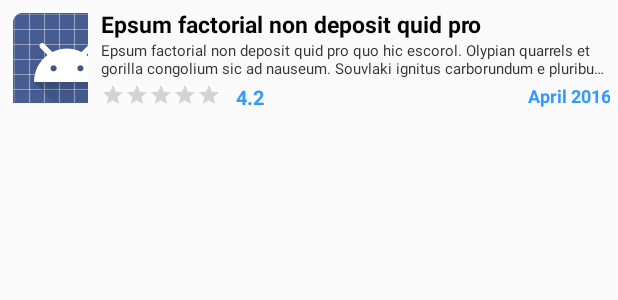
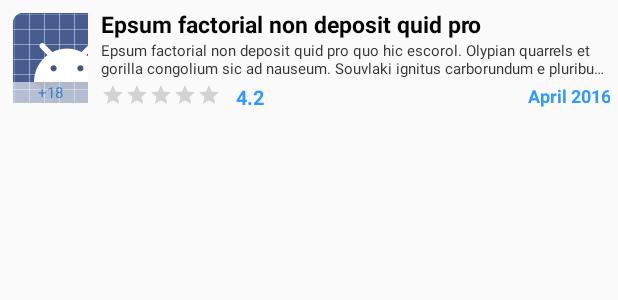
Before and after one commit to alanelias/nanodegree-android-popular-movies-v1.0, an Android app: the layout movie_list_row.xml on its own in the app's theme, with its tools: preview values and no code run, on a phone screen of 412 x 824 dp. Shown: the top 300 px of the screen. Run offline under Robolectric (Android 15) with nearby library versions, the phone set to English and light mode, and no system bars.

Commit message:
Movie Ages Status

```diff
--- a/app/src/main/res/layout/movie_list_row.xml
+++ b/app/src/main/res/layout/movie_list_row.xml
@@ -5,7 +5,7 @@
     android:orientation="horizontal"
     android:padding="5dip">
 
-    <LinearLayout
+    <RelativeLayout
         android:id="@+id/movie_row_thumbnail"
         android:layout_width="wrap_content"
         android:layout_height="wrap_content"
@@ -19,7 +19,24 @@
             android:layout_height="60dip"
             android:src="@android:drawable/sym_def_app_icon"
             android:scaleType="matrix" />
-    </LinearLayout>
+
+        <TextView
+            android:layout_width="wrap_content"
+            android:layout_height="wrap_content"
+            android:id="@+id/movie_row_adult"
+            android:cropToPadding="false"
+            android:text="+18"
+            android:layout_alignBottom="@+id/movie_row_image"
+            android:layout_alignParentLeft="true"
+            android:layout_alignParentStart="true"
+            android:textSize="10dp"
+            android:textColor="#3399ff"
+            android:layout_alignRight="@+id/movie_row_image"
+            android:layout_alignEnd="@+id/movie_row_image"
+            android:textAlignment="center"
+            android:background="#FFF"
+            android:alpha="0.6" />
+    </RelativeLayout>
 
     <TextView
         android:id="@+id/movie_row_title"
--- a/app/src/main/res/values/strings.xml
+++ b/app/src/main/res/values/strings.xml
@@ -2,4 +2,6 @@
     <string name="app_name">Popular Movies</string>
     <string name="action_settings">Settings</string>
     <string name="section_format">Hello World from section: %1$d</string>
+    <string name="movie_adult_plus_18">+18</string>
+    <string name="movie_adult_all">+12</string>
 </resources>
```
Also changed, not shown: app/src/main/java/com/example/android/popularmovies/app/FetchMoviesTask.java (+6 -1 lines), app/src/main/java/com/example/android/popularmovies/app/MoviesListAdapter.java (+11 -4 lines).
